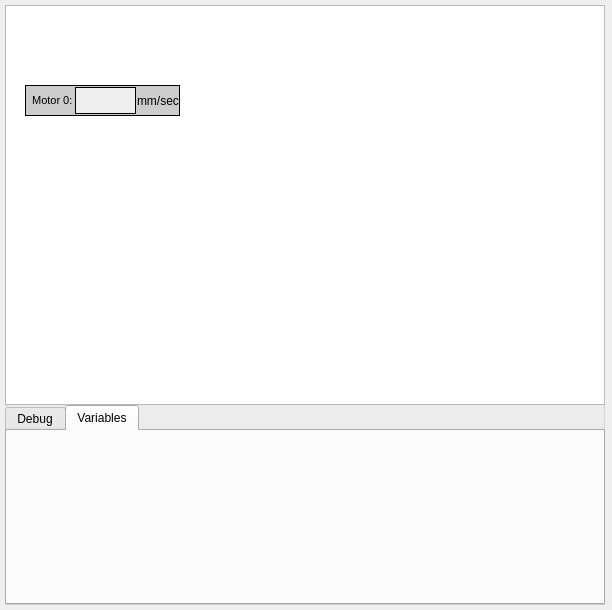
This is SECON_Python/mainwindow.ui in wnh44/SECON-2018 as Qt 5 draws it before an edit. The edited form follows.
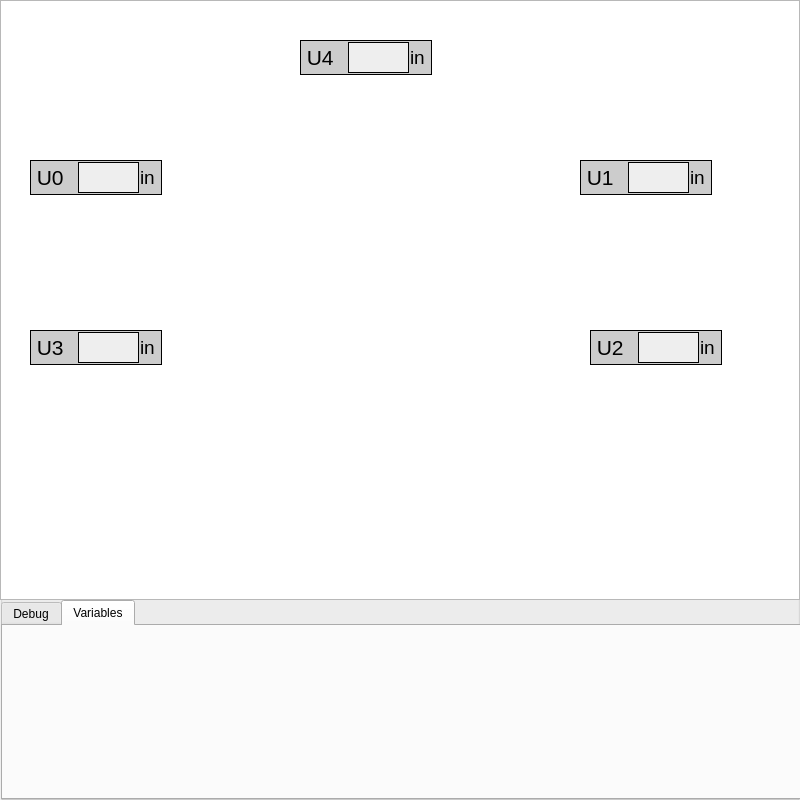
This is the edited form. The open tabs and pages were chosen to show the change.

Diff of the .ui file:
```diff
--- a/SECON_Python/mainwindow.ui
+++ b/SECON_Python/mainwindow.ui
@@ -6,8 +6,8 @@
    <rect>
     <x>0</x>
     <y>0</y>
-    <width>612</width>
-    <height>610</height>
+    <width>800</width>
+    <height>800</height>
    </rect>
   </property>
   <property name="windowTitle">
@@ -17,10 +17,10 @@
    <widget class="QGroupBox" name="groupBox">
     <property name="geometry">
      <rect>
-      <x>5</x>
-      <y>5</y>
-      <width>600</width>
-      <height>600</height>
+      <x>0</x>
+      <y>0</y>
+      <width>800</width>
+      <height>800</height>
      </rect>
     </property>
     <property name="title">
@@ -29,9 +29,9 @@
     <widget class="QTabWidget" name="tabWidget">
      <property name="geometry">
       <rect>
-       <x>0</x>
-       <y>400</y>
-       <width>600</width>
+       <x>1</x>
+       <y>600</y>
+       <width>800</width>
        <height>200</height>
       </rect>
      </property>
@@ -96,18 +96,18 @@
       <rect>
        <x>0</x>
        <y>0</y>
-       <width>600</width>
-       <height>400</height>
+       <width>800</width>
+       <height>600</height>
       </rect>
      </property>
     </widget>
     <widget class="QGroupBox" name="motorBox_0">
      <property name="geometry">
       <rect>
-       <x>20</x>
-       <y>80</y>
-       <width>155</width>
-       <height>31</height>
+       <x>30</x>
+       <y>160</y>
+       <width>132</width>
+       <height>35</height>
       </rect>
      </property>
      <property name="styleSheet">
@@ -119,10 +119,10 @@
      <widget class="QPlainTextEdit" name="motorBox0_text">
       <property name="geometry">
        <rect>
-        <x>50</x>
+        <x>48</x>
         <y>2</y>
         <width>61</width>
-        <height>27</height>
+        <height>31</height>
        </rect>
       </property>
       <property name="styleSheet">
@@ -134,41 +134,330 @@
        <rect>
         <x>1</x>
         <y>1</y>
-        <width>49</width>
-        <height>29</height>
+        <width>41</width>
+        <height>33</height>
        </rect>
       </property>
       <property name="font">
        <font>
-        <pointsize>8</pointsize>
+        <pointsize>16</pointsize>
        </font>
       </property>
       <property name="styleSheet">
        <string notr="true">border: 0px solid;</string>
       </property>
       <property name="text">
-       <string>  Motor 0:</string>
+       <string> U0</string>
       </property>
      </widget>
      <widget class="QLabel" name="motorBox0_label_2">
       <property name="geometry">
        <rect>
-        <x>112</x>
+        <x>110</x>
         <y>1</y>
-        <width>42</width>
-        <height>29</height>
+        <width>21</width>
+        <height>33</height>
        </rect>
       </property>
+      <property name="font">
+       <font>
+        <pointsize>14</pointsize>
+       </font>
+      </property>
       <property name="styleSheet">
        <string notr="true">border: 0px solid;</string>
       </property>
       <property name="text">
-       <string>mm/sec</string>
+       <string>in</string>
       </property>
      </widget>
-     <zorder>motorBox0_label</zorder>
-     <zorder>motorBox0_label_2</zorder>
-     <zorder>motorBox0_text</zorder>
+     <zorder>rangefinder0_label</zorder>
+     <zorder>rangefinder0_label_2</zorder>
+     <zorder>rangefinder0_text</zorder>
+    </widget>
+    <widget class="QGroupBox" name="rangefinder1">
+     <property name="geometry">
+      <rect>
+       <x>580</x>
+       <y>160</y>
+       <width>132</width>
+       <height>35</height>
+      </rect>
+     </property>
+     <property name="styleSheet">
+      <string notr="true">background-color: #CCCCCC; border: 1px solid black;</string>
+     </property>
+     <property name="title">
+      <string/>
+     </property>
+     <widget class="QPlainTextEdit" name="rangefinder1_text">
+      <property name="geometry">
+       <rect>
+        <x>48</x>
+        <y>2</y>
+        <width>61</width>
+        <height>31</height>
+       </rect>
+      </property>
+      <property name="styleSheet">
+       <string notr="true">background-color: #EEEEEE;</string>
+      </property>
+     </widget>
+     <widget class="QLabel" name="rangefinder1_label">
+      <property name="geometry">
+       <rect>
+        <x>1</x>
+        <y>1</y>
+        <width>41</width>
+        <height>33</height>
+       </rect>
+      </property>
+      <property name="font">
+       <font>
+        <pointsize>16</pointsize>
+       </font>
+      </property>
+      <property name="styleSheet">
+       <string notr="true">border: 0px solid;</string>
+      </property>
+      <property name="text">
+       <string> U1</string>
+      </property>
+     </widget>
+     <widget class="QLabel" name="rangefinder1_label_2">
+      <property name="geometry">
+       <rect>
+        <x>110</x>
+        <y>1</y>
+        <width>21</width>
+        <height>33</height>
+       </rect>
+      </property>
+      <property name="font">
+       <font>
+        <pointsize>14</pointsize>
+       </font>
+      </property>
+      <property name="styleSheet">
+       <string notr="true">border: 0px solid;</string>
+      </property>
+      <property name="text">
+       <string>in</string>
+      </property>
+     </widget>
+    </widget>
+    <widget class="QGroupBox" name="rangefinder3">
+     <property name="geometry">
+      <rect>
+       <x>30</x>
+       <y>330</y>
+       <width>132</width>
+       <height>35</height>
+      </rect>
+     </property>
+     <property name="styleSheet">
+      <string notr="true">background-color: #CCCCCC; border: 1px solid black;</string>
+     </property>
+     <property name="title">
+      <string/>
+     </property>
+     <widget class="QPlainTextEdit" name="rangefinder3_text">
+      <property name="geometry">
+       <rect>
+        <x>48</x>
+        <y>2</y>
+        <width>61</width>
+        <height>31</height>
+       </rect>
+      </property>
+      <property name="styleSheet">
+       <string notr="true">background-color: #EEEEEE;</string>
+      </property>
+     </widget>
+     <widget class="QLabel" name="rangefinder3_label">
+      <property name="geometry">
+       <rect>
+        <x>1</x>
+        <y>1</y>
+        <width>41</width>
+        <height>33</height>
+       </rect>
+      </property>
+      <property name="font">
+       <font>
+        <pointsize>16</pointsize>
+       </font>
+      </property>
+      <property name="styleSheet">
+       <string notr="true">border: 0px solid;</string>
+      </property>
+      <property name="text">
+       <string> U3</string>
+      </property>
+     </widget>
+     <widget class="QLabel" name="rangefinder3_label_2">
+      <property name="geometry">
+       <rect>
+        <x>110</x>
+        <y>1</y>
+        <width>21</width>
+        <height>33</height>
+       </rect>
+      </property>
+      <property name="font">
+       <font>
+        <pointsize>14</pointsize>
+       </font>
+      </property>
+      <property name="styleSheet">
+       <string notr="true">border: 0px solid;</string>
+      </property>
+      <property name="text">
+       <string>in</string>
+      </property>
+     </widget>
+    </widget>
+    <widget class="QGroupBox" name="rangefinder2">
+     <property name="geometry">
+      <rect>
+       <x>590</x>
+       <y>330</y>
+       <width>132</width>
+       <height>35</height>
+      </rect>
+     </property>
+     <property name="styleSheet">
+      <string notr="true">background-color: #CCCCCC; border: 1px solid black;</string>
+     </property>
+     <property name="title">
+      <string/>
+     </property>
+     <widget class="QPlainTextEdit" name="rangefinder2_text">
+      <property name="geometry">
+       <rect>
+        <x>48</x>
+        <y>2</y>
+        <width>61</width>
+        <height>31</height>
+       </rect>
+      </property>
+      <property name="styleSheet">
+       <string notr="true">background-color: #EEEEEE;</string>
+      </property>
+     </widget>
+     <widget class="QLabel" name="rangefinder2_label">
+      <property name="geometry">
+       <rect>
+        <x>1</x>
+        <y>1</y>
+        <width>41</width>
+        <height>33</height>
+       </rect>
+      </property>
+      <property name="font">
+       <font>
+        <pointsize>16</pointsize>
+       </font>
+      </property>
+      <property name="styleSheet">
+       <string notr="true">border: 0px solid;</string>
+      </property>
+      <property name="text">
+       <string> U2</string>
+      </property>
+     </widget>
+     <widget class="QLabel" name="rangefinder2_label_2">
+      <property name="geometry">
+       <rect>
+        <x>110</x>
+        <y>1</y>
+        <width>21</width>
+        <height>33</height>
+       </rect>
+      </property>
+      <property name="font">
+       <font>
+        <pointsize>14</pointsize>
+       </font>
+      </property>
+      <property name="styleSheet">
+       <string notr="true">border: 0px solid;</string>
+      </property>
+      <property name="text">
+       <string>in</string>
+      </property>
+     </widget>
+    </widget>
+    <widget class="QGroupBox" name="rangefinder4">
+     <property name="geometry">
+      <rect>
+       <x>300</x>
+       <y>40</y>
+       <width>132</width>
+       <height>35</height>
+      </rect>
+     </property>
+     <property name="styleSheet">
+      <string notr="true">background-color: #CCCCCC; border: 1px solid black;</string>
+     </property>
+     <property name="title">
+      <string/>
+     </property>
+     <widget class="QPlainTextEdit" name="rangefinder4_text">
+      <property name="geometry">
+       <rect>
+        <x>48</x>
+        <y>2</y>
+        <width>61</width>
+        <height>31</height>
+       </rect>
+      </property>
+      <property name="styleSheet">
+       <string notr="true">background-color: #EEEEEE;</string>
+      </property>
+     </widget>
+     <widget class="QLabel" name="rangefinder4_label">
+      <property name="geometry">
+       <rect>
+        <x>1</x>
+        <y>1</y>
+        <width>41</width>
+        <height>33</height>
+       </rect>
+      </property>
+      <property name="font">
+       <font>
+        <pointsize>16</pointsize>
+       </font>
+      </property>
+      <property name="styleSheet">
+       <string notr="true">border: 0px solid;</string>
+      </property>
+      <property name="text">
+       <string> U4</string>
+      </property>
+     </widget>
+     <widget class="QLabel" name="rangefinder4_label_2">
+      <property name="geometry">
+       <rect>
+        <x>110</x>
+        <y>1</y>
+        <width>21</width>
+        <height>33</height>
+       </rect>
+      </property>
+      <property name="font">
+       <font>
+        <pointsize>14</pointsize>
+       </font>
+      </property>
+      <property name="styleSheet">
+       <string notr="true">border: 0px solid;</string>
+      </property>
+      <property name="text">
+       <string>in</string>
+      </property>
+     </widget>
     </widget>
    </widget>
   </widget>
```
Left out of the diff: 10 changed lines with no effect on the pictures.
